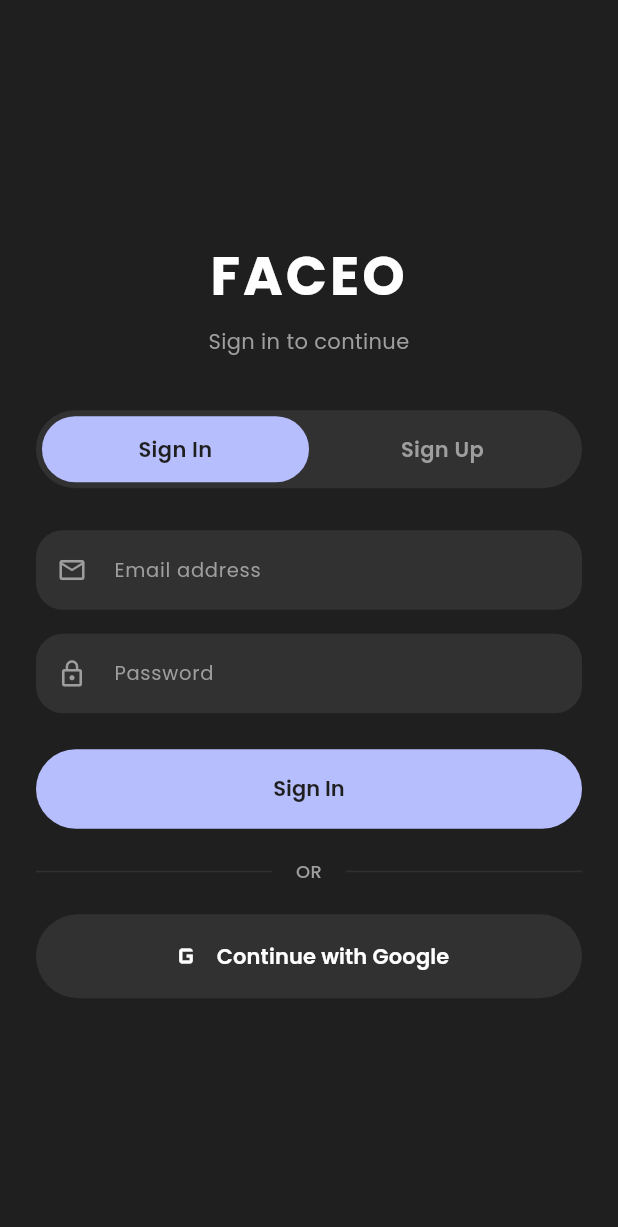
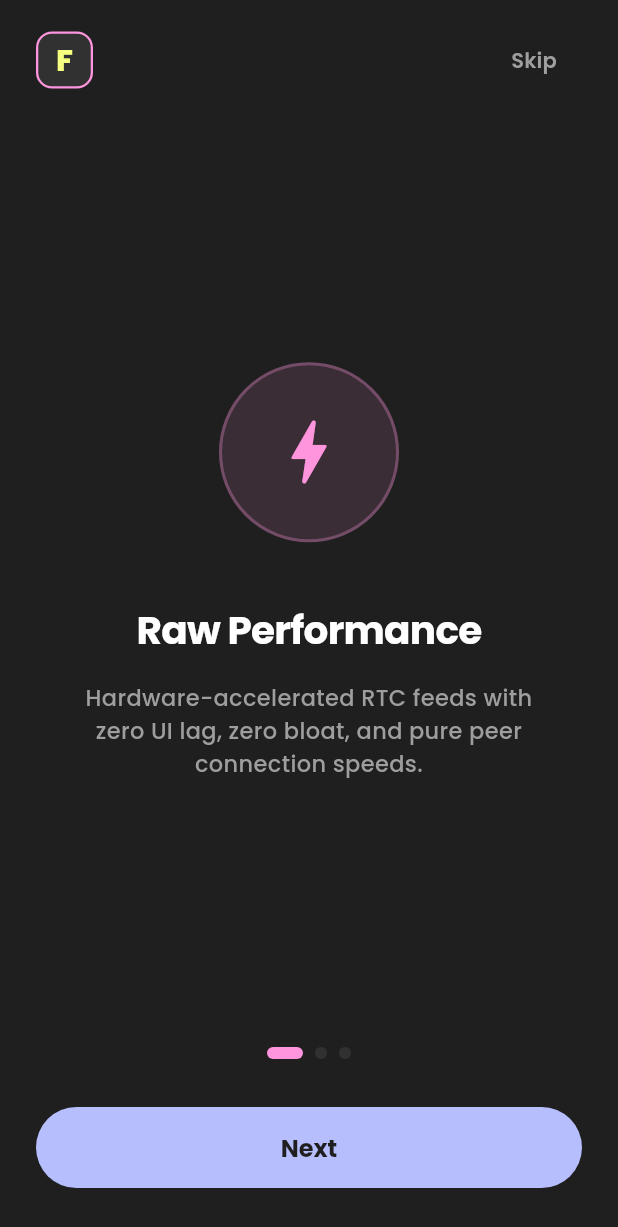
Before and after one commit to argentium0/FACEO, a Flutter app: the screen it shows after launch, on a phone screen of 412 x 824 dp. Shown: the top 1227 px of the screen. Run offline on Flutter 3.47's test engine with Material 3 defaults, Android fonts, the phone set to English and light mode, and no system bars; our stand-ins replace cloud_firestore, cloud_functions, firebase_auth, firebase_core, firebase_database, flutter_dotenv and 3 more; missing offline and left inert: zego_express_engine; accounts and stored records are empty.

Commit message:
feat(ui): add programmatic logo, onboarding flow, and re-balance dashboard

```diff
--- a/lib/main.dart
+++ b/lib/main.dart
@@ -9,6 +9,7 @@ import 'firebase_options.dart';
 import 'services/auth_service.dart';
 import 'ui/screens/home_dashboard.dart';
 import 'ui/screens/login_screen.dart';
+import 'ui/screens/splash_screen.dart';
 
 void main() async {
   WidgetsFlutterBinding.ensureInitialized();
@@ -48,7 +49,7 @@ class MyApp extends StatelessWidget {
       title: 'FACEO',
       debugShowCheckedModeBanner: false,
       theme: AppTheme.darkTheme,
-      home: const AuthGate(),
+      home: const SplashScreen(),
     );
   }
 }
--- /dev/null
+++ b/lib/ui/screens/onboarding_screen.dart
@@ -0,0 +1,241 @@
+import 'package:flutter/material.dart';
+import '../../app/theme/design_tokens.dart';
+import '../../main.dart';
+import '../widgets/faceo_logo.dart';
+
+/// Model representing a single page in the Onboarding flow.
+class OnboardingPageData {
+  final String title;
+  final String subtitle;
+  final IconData icon;
+  final Color accentColor;
+
+  const OnboardingPageData({
+    required this.title,
+    required this.subtitle,
+    required this.icon,
+    required this.accentColor,
+  });
+}
+
+/// 3-Step Feature Onboarding Flow highlighting FACEO performance, ephemeral room architecture,
+/// and low-bandwidth audio-first hysteresis fallback.
+class OnboardingScreen extends StatefulWidget {
+  const OnboardingScreen({super.key});
+
+  @override
+  State<OnboardingScreen> createState() => _OnboardingScreenState();
+}
+
+class _OnboardingScreenState extends State<OnboardingScreen> {
+  final PageController _pageController = PageController();
+  int _currentPage = 0;
+
+  static const List<OnboardingPageData> _pages = [
+    OnboardingPageData(
+      title: 'Raw Performance',
+      subtitle: 'Hardware-accelerated RTC feeds with zero UI lag, zero bloat, and pure peer connection speeds.',
+      icon: Icons.bolt_rounded,
+      accentColor: DesignTokens.accentNeonPink,
+    ),
+    OnboardingPageData(
+      title: 'Burn-After-Meeting',
+      subtitle: 'Zero server footprint. Ephemeral rooms self-destruct 5 minutes after the last participant departs.',
+      icon: Icons.local_fire_department_rounded,
+      accentColor: DesignTokens.accentNeonYellow,
+    ),
+    OnboardingPageData(
+      title: 'Unbreakable Connection',
+      subtitle: 'Intelligent hysteresis engine drops to audio-only fallback with live captions under poor network QoS.',
+      icon: Icons.graphic_eq_rounded,
+      accentColor: DesignTokens.accentPeriwinkle,
+    ),
+  ];
+
+  void _navigateToAuthGate() {
+    Navigator.of(context).pushReplacement(
+      PageRouteBuilder(
+        pageBuilder: (context, animation, secondaryAnimation) => const AuthGate(),
+        transitionsBuilder: (context, animation, secondaryAnimation, child) {
+          return FadeTransition(opacity: animation, child: child);
+        },
+        transitionDuration: const Duration(milliseconds: 400),
+      ),
+    );
+  }
+
+  void _nextPage() {
+    if (_currentPage < _pages.length - 1) {
+      _pageController.nextPage(
+        duration: const Duration(milliseconds: 300),
+        curve: Curves.easeInOut,
+      );
+    } else {
+      _navigateToAuthGate();
+    }
+  }
+
+  @override
+  void dispose() {
+    _pageController.dispose();
+    super.dispose();
+  }
+
+  @override
+  Widget build(BuildContext context) {
+    final bool isLastPage = _currentPage == _pages.length - 1;
+
+    return Scaffold(
+      backgroundColor: DesignTokens.bgDeepBlack,
+      body: SafeArea(
+        child: Padding(
+          padding: const EdgeInsets.symmetric(horizontal: 24, vertical: 16),
+          child: Column(
+            children: [
+              // Top Bar: Logo & Skip Action
+              Row(
+                mainAxisAlignment: MainAxisAlignment.spaceBetween,
+                children: [
+                  const FaceoLogo(size: 38),
+                  if (!isLastPage)
+                    Semantics(
+                      label: 'Skip Onboarding',
+                      button: true,
+                      child: TextButton(
+                        onPressed: _navigateToAuthGate,
+                        child: Text(
+                          'Skip',
+                          style: DesignTokens.buttonTextLight.copyWith(
+                            color: DesignTokens.textSecondary,
+                          ),
+                        ),
+                      ),
+                    )
+                  else
+                    const SizedBox(height: 48),
+                ],
+              ),
+
+              // Page View Section
+              Expanded(
+                child: PageView.builder(
+                  controller: _pageController,
+                  onPageChanged: (index) {
+                    setState(() => _currentPage = index);
+                  },
+                  itemCount: _pages.length,
+                  itemBuilder: (context, index) {
+                    final item = _pages[index];
+                    return Column(
+                      mainAxisAlignment: MainAxisAlignment.center,
+                      children: [
+                        // Central Feature Icon
+                        Container(
+                          width: 120,
+                          height: 120,
+                          decoration: BoxDecoration(
+                            color: item.accentColor.withValues(alpha: 0.12),
+                            shape: BoxShape.circle,
+                            border: Border.all(
+                              color: item.accentColor.withValues(alpha: 0.3),
+                              width: 2,
+                            ),
+                          ),
+                          child: Icon(
+                            item.icon,
+                            size: 56,
+                            color: item.accentColor,
+                          ),
+                        ),
+                        const SizedBox(height: 40),
+
+                        // Title
+                        Text(
+                          item.title,
+                          textAlign: TextAlign.center,
+                          style: DesignTokens.headlineLarge.copyWith(
+                            fontSize: 26,
+                            letterSpacing: -0.5,
+                          ),
+                        ),
+                        const SizedBox(height: 16),
+
+                        // Subtitle
+                        Padding(
+                          padding: const EdgeInsets.symmetric(horizontal: 16),
+                          child: Text(
+                            item.subtitle,
+                            textAlign: TextAlign.center,
+                            style: DesignTokens.bodyLarge.copyWith(
+                              color: DesignTokens.textSecondary,
+                              height: 1.45,
+                            ),
+                          ),
+                        ),
+                      ],
+                    );
+                  },
+                ),
+              ),
+
+              // Bottom Section: Page Indicators & Primary Action Button
+              Column(
+                children: [
+                  // Indicator Dots
+                  Row(
+                    mainAxisAlignment: MainAxisAlignment.center,
+                    children: List.generate(
+                      _pages.length,
+                      (index) => AnimatedContainer(
+                        duration: const Duration(milliseconds: 250),
+                        margin: const EdgeInsets.symmetric(horizontal: 4),
+                        width: _currentPage == index ? 24 : 8,
+                        height: 8,
+                        decoration: BoxDecoration(
+                          color: _currentPage == index
+                              ? _pages[_currentPage].accentColor
+                              : DesignTokens.cardSurface,
+                          borderRadius: DesignTokens.radiusPill,
+                        ),
+                      ),
+                    ),
+                  ),
+                  const SizedBox(height: 32),
+
+                  // Action Button
+                  SizedBox(
+                    width: double.infinity,
+                    height: 54,
+                    child: Semantics(
+                      label: isLastPage ? 'Get Started' : 'Next Step',
+                      button: true,
+                      child: ElevatedButton(
+                        onPressed: _nextPage,
+                        style: ElevatedButton.styleFrom(
+                          backgroundColor: isLastPage
+                              ? DesignTokens.accentNeonPink
+                              : DesignTokens.accentPeriwinkle,
+                          foregroundColor: DesignTokens.textDark,
+                          elevation: 0,
+                          shape: const StadiumBorder(),
+                        ),
+                        child: Text(
+                          isLastPage ? 'Get Started' : 'Next',
+                          style: DesignTokens.buttonTextDark.copyWith(
+                            fontSize: 16,
+                            fontWeight: FontWeight.w700,
+                          ),
+                        ),
+                      ),
+                    ),
+                  ),
+                  const SizedBox(height: 16),
+                ],
+              ),
+            ],
+          ),
+        ),
+      ),
+    );
+  }
+}
--- /dev/null
+++ b/lib/ui/widgets/faceo_logo.dart
@@ -0,0 +1,46 @@
+import 'package:flutter/material.dart';
+import 'package:google_fonts/google_fonts.dart';
+import '../../app/theme/design_tokens.dart';
+
+/// Reusable programmatic FACEO Logo Widget.
+/// Features a heavily rounded square with a high-contrast Neon Pink border
+/// and a bold, stylized Neon Yellow "F" using expressive Poppins typography.
+class FaceoLogo extends StatelessWidget {
+  final double size;
+
+  const FaceoLogo({
+    super.key,
+    this.size = 64.0,
+  });
+
+  @override
+  Widget build(BuildContext context) {
+    final double borderWidth = size * 0.04;
+    final double borderRadius = size * 0.28;
+    final double fontSize = size * 0.52;
+
+    return Container(
+      width: size,
+      height: size,
+      decoration: BoxDecoration(
+        color: DesignTokens.cardSurface,
+        borderRadius: BorderRadius.circular(borderRadius),
+        border: Border.all(
+          color: DesignTokens.accentNeonPink,
+          width: borderWidth > 1.5 ? borderWidth : 1.5,
+        ),
+      ),
+      child: Center(
+        child: Text(
+          'F',
+          style: GoogleFonts.poppins(
+            fontSize: fontSize,
+            fontWeight: FontWeight.w800,
+            color: DesignTokens.accentNeonYellow,
+            height: 1.0,
+          ),
+        ),
+      ),
+    );
+  }
+}
```
Also changed, not shown: lib/ui/screens/home_dashboard.dart (+206 -101 lines), lib/ui/screens/splash_screen.dart (added, +105 -0 lines).
